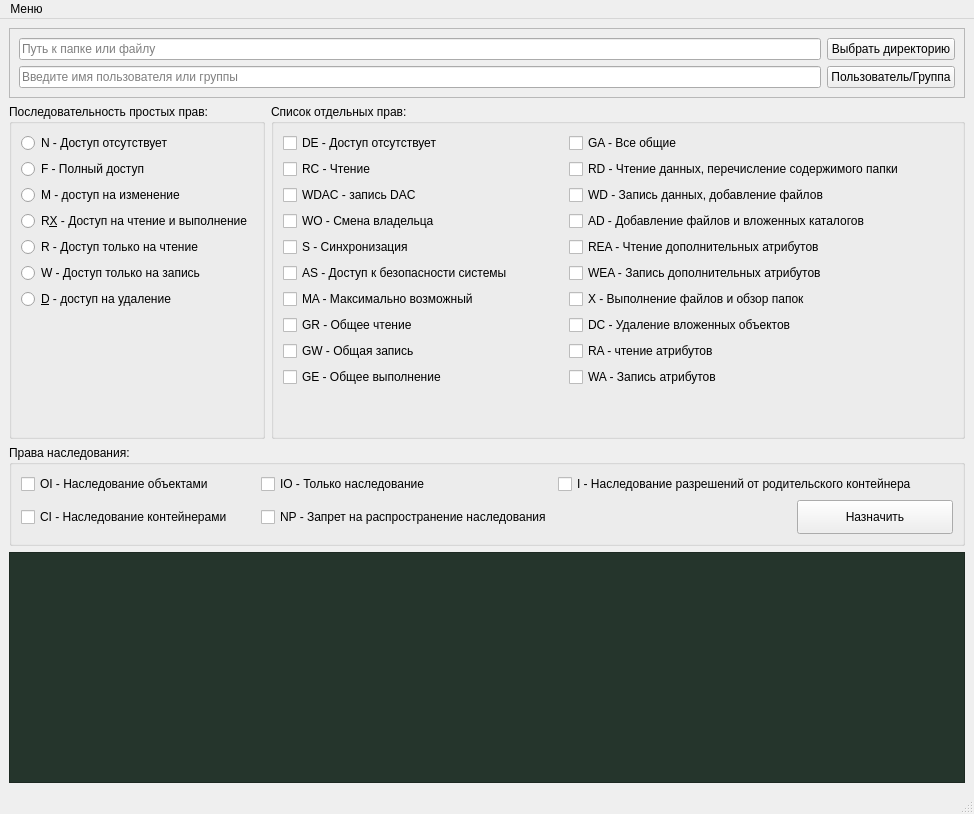
Qt form PyQTT/xCacls_shell/iCaclsGUI_2.ui (erfaenda/PiuPiu) before a commit.
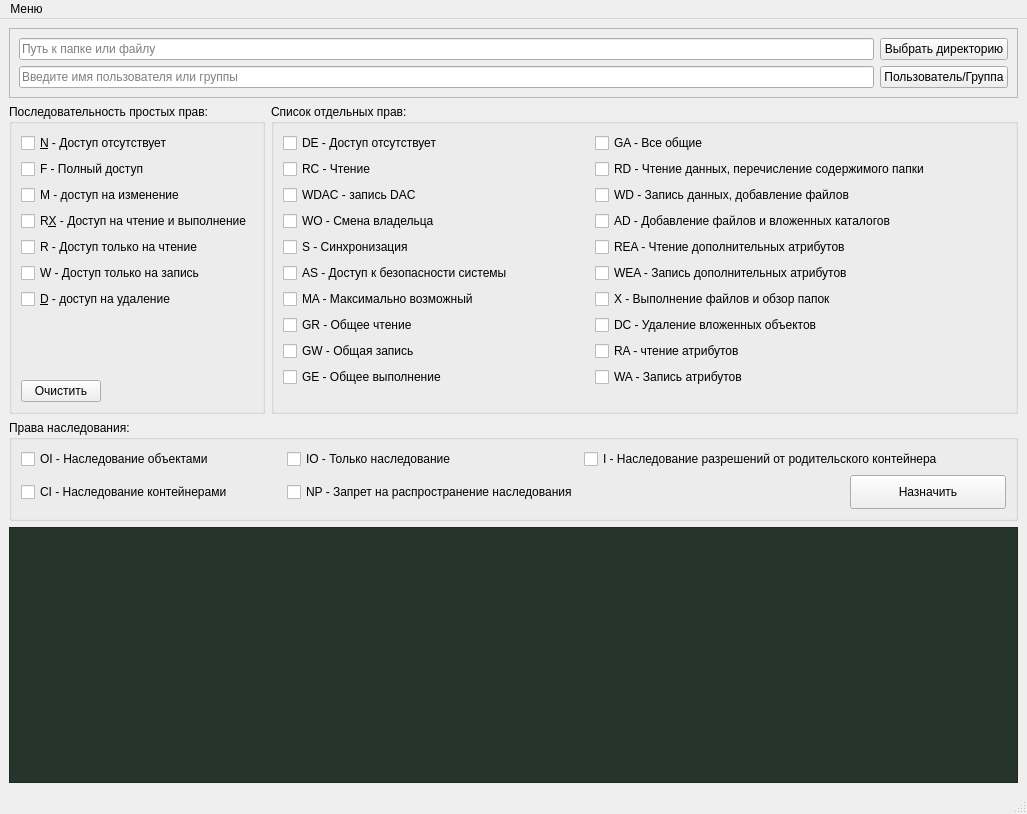
The same form after that commit.

What changed in the file:
```diff
--- a/PyQTT/xCacls_shell/iCaclsGUI_2.ui
+++ b/PyQTT/xCacls_shell/iCaclsGUI_2.ui
@@ -6,7 +6,7 @@
    <rect>
     <x>0</x>
     <y>0</y>
-    <width>974</width>
+    <width>1027</width>
     <height>814</height>
    </rect>
   </property>
@@ -190,7 +190,7 @@
          <property name="sizeHint" stdset="0">
           <size>
            <width>20</width>
-           <height>40</height>
+           <height>15</height>
           </size>
          </property>
         </spacer>
@@ -295,50 +295,70 @@
        <string>Последовательность простых прав:</string>
       </property>
       <layout class="QFormLayout" name="formLayout">
+       <item row="8" column="0">
+        <widget class="QPushButton" name="pushButton_4">
+         <property name="text">
+          <string>Очистить</string>
+         </property>
+        </widget>
+       </item>
+       <item row="7" column="0">
+        <spacer name="verticalSpacer_2">
+         <property name="orientation">
+          <enum>Qt::Vertical</enum>
+         </property>
+         <property name="sizeHint" stdset="0">
+          <size>
+           <width>20</width>
+           <height>40</height>
+          </size>
+         </property>
+        </spacer>
+       </item>
        <item row="0" column="0">
-        <widget class="QRadioButton" name="radioButton">
+        <widget class="QCheckBox" name="checkBox">
          <property name="text">
-          <string>N - Доступ отсутствует</string>
+          <string>&amp;N - Доступ отсутствует</string>
          </property>
         </widget>
        </item>
        <item row="1" column="0">
-        <widget class="QRadioButton" name="radioButton_2">
+        <widget class="QCheckBox" name="checkBox_2">
          <property name="text">
           <string>F - Полный доступ</string>
          </property>
         </widget>
        </item>
        <item row="2" column="0">
-        <widget class="QRadioButton" name="radioButton_3">
+        <widget class="QCheckBox" name="checkBox_3">
          <property name="text">
           <string>M - доступ на изменение</string>
          </property>
         </widget>
        </item>
        <item row="3" column="0">
-        <widget class="QRadioButton" name="radioButton_4">
+        <widget class="QCheckBox" name="checkBox_4">
          <property name="text">
           <string>R&amp;X - Доступ на чтение и выполнение</string>
          </property>
         </widget>
        </item>
        <item row="4" column="0">
-        <widget class="QRadioButton" name="radioButton_5">
+        <widget class="QCheckBox" name="checkBox_5">
          <property name="text">
           <string>R - Доступ только на чтение</string>
          </property>
         </widget>
        </item>
        <item row="5" column="0">
-        <widget class="QRadioButton" name="radioButton_6">
+        <widget class="QCheckBox" name="checkBox_6">
          <property name="text">
           <string>W - Доступ только на запись</string>
          </property>
         </widget>
        </item>
        <item row="6" column="0">
-        <widget class="QRadioButton" name="radioButton_7">
+        <widget class="QCheckBox" name="checkBox_7">
          <property name="text">
           <string>&amp;D - доступ на удаление</string>
          </property>
@@ -394,7 +414,7 @@
     <rect>
      <x>0</x>
      <y>0</y>
-     <width>974</width>
+     <width>1027</width>
      <height>30</height>
     </rect>
    </property>
```
Left out of the diff: 26 changed lines with no effect on the pictures.
